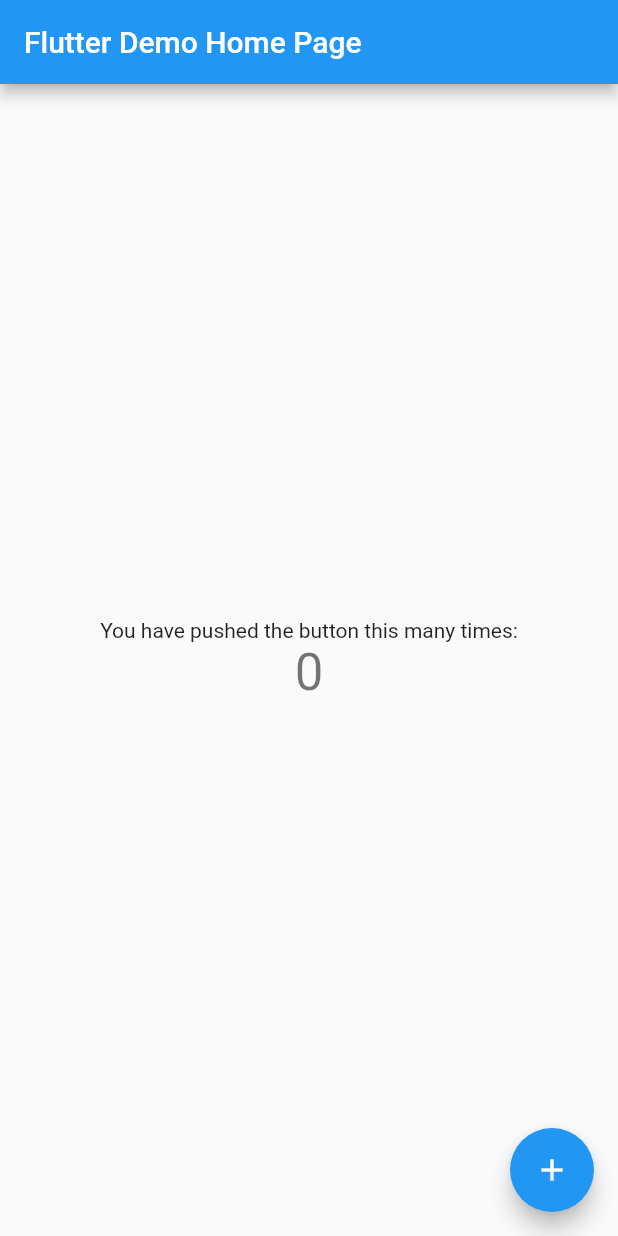
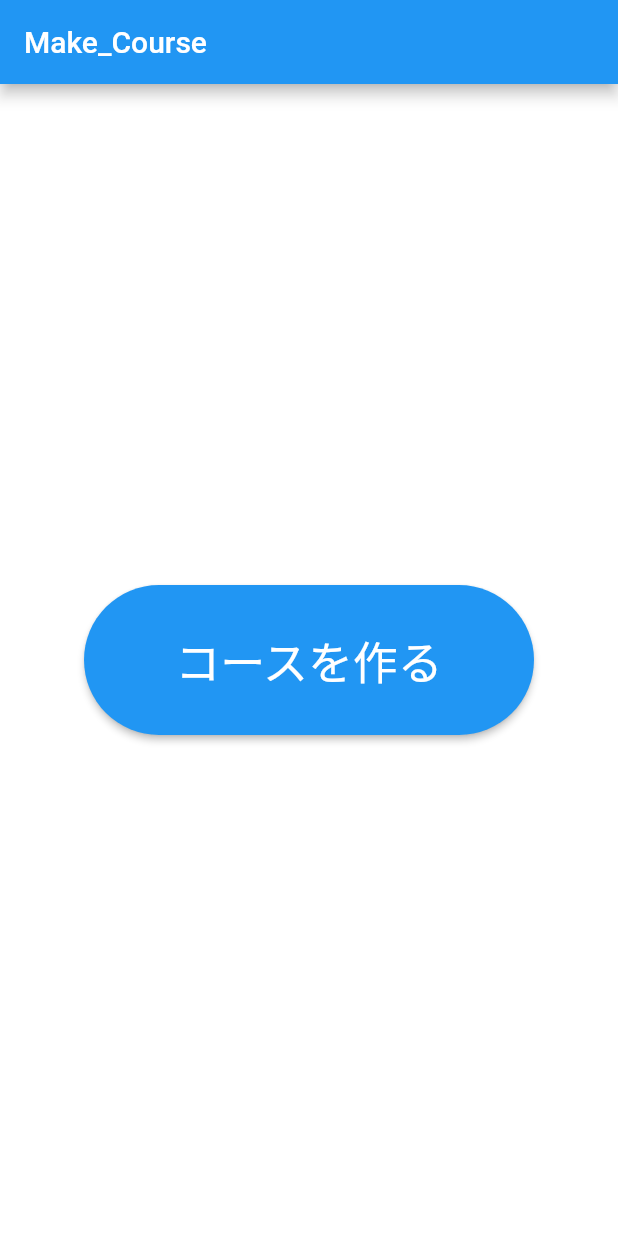
Before and after one commit to kojikokojiko/make_course, a Flutter app: the screen it shows after launch, on a phone screen of 412 x 824 dp. Run offline on Flutter 3.47's test engine with Material 2 defaults, Android fonts, the phone set to English and light mode, and no system bars.

Commit message:
FrontPage作成

```diff
--- a/lib/main.dart
+++ b/lib/main.dart
@@ -1,5 +1,5 @@
 import 'package:flutter/material.dart';
-
+import "screen/frontpage.dart";
 void main() {
   runApp(MyApp());
 }
@@ -9,105 +9,10 @@ class MyApp extends StatelessWidget {
   @override
   Widget build(BuildContext context) {
     return MaterialApp(
-      title: 'Flutter Demo',
       theme: ThemeData(
-        // This is the theme of your application.
-        //
-        // Try running your application with "flutter run". You'll see the
-        // application has a blue toolbar. Then, without quitting the app, try
-        // changing the primarySwatch below to Colors.green and then invoke
-        // "hot reload" (press "r" in the console where you ran "flutter run",
-        // or simply save your changes to "hot reload" in a Flutter IDE).
-        // Notice that the counter didn't reset back to zero; the application
-        // is not restarted.
-        primarySwatch: Colors.blue,
+        primarySwatch: Colors.blue
       ),
-      home: MyHomePage(title: 'Flutter Demo Home Page'),
+      home: FrontPage(),
     );
   }
 }
-
-class MyHomePage extends StatefulWidget {
-  MyHomePage({Key? key, required this.title}) : super(key: key);
-
-  // This widget is the home page of your application. It is stateful, meaning
-  // that it has a State object (defined below) that contains fields that affect
-  // how it looks.
-
-  // This class is the configuration for the state. It holds the values (in this
-  // case the title) provided by the parent (in this case the App widget) and
-  // used by the build method of the State. Fields in a Widget subclass are
-  // always marked "final".
-
-  final String title;
-
-  @override
-  _MyHomePageState createState() => _MyHomePageState();
-}
-
-class _MyHomePageState extends State<MyHomePage> {
-  int _counter = 0;
-
-  void _incrementCounter() {
-    setState(() {
-      // This call to setState tells the Flutter framework that something has
-      // changed in this State, which causes it to rerun the build method below
-      // so that the display can reflect the updated values. If we changed
-      // _counter without calling setState(), then the build method would not be
-      // called again, and so nothing would appear to happen.
-      _counter++;
-    });
-  }
-
-  @override
-  Widget build(BuildContext context) {
-    // This method is rerun every time setState is called, for instance as done
-    // by the _incrementCounter method above.
-    //
-    // The Flutter framework has been optimized to make rerunning build methods
-    // fast, so that you can just rebuild anything that needs updating rather
-    // than having to individually change instances of widgets.
-    return Scaffold(
-      appBar: AppBar(
-        // Here we take the value from the MyHomePage object that was created by
-        // the App.build method, and use it to set our appbar title.
-        title: Text(widget.title),
-      ),
-      body: Center(
-        // Center is a layout widget. It takes a single child and positions it
-        // in the middle of the parent.
-        child: Column(
-          // Column is also a layout widget. It takes a list of children and
-          // arranges them vertically. By default, it sizes itself to fit its
-          // children horizontally, and tries to be as tall as its parent.
-          //
-          // Invoke "debug painting" (press "p" in the console, choose the
-          // "Toggle Debug Paint" action from the Flutter Inspector in Android
-          // Studio, or the "Toggle Debug Paint" command in Visual Studio Code)
-          // to see the wireframe for each widget.
-          //
-          // Column has various properties to control how it sizes itself and
-          // how it positions its children. Here we use mainAxisAlignment to
-          // center the children vertically; the main axis here is the vertical
-          // axis because Columns are vertical (the cross axis would be
-          // horizontal).
-          mainAxisAlignment: MainAxisAlignment.center,
-          children: <Widget>[
-            Text(
-              'You have pushed the button this many times:',
-            ),
-            Text(
-              '$_counter',
-              style: Theme.of(context).textTheme.headline4,
-            ),
-          ],
-        ),
-      ),
-      floatingActionButton: FloatingActionButton(
-        onPressed: _incrementCounter,
-        tooltip: 'Increment',
-        child: Icon(Icons.add),
-      ), // This trailing comma makes auto-formatting nicer for build methods.
-    );
-  }
-}
--- /dev/null
+++ b/lib/screen/frontpage.dart
@@ -0,0 +1,46 @@
+import 'package:flutter/material.dart';
+
+
+
+class FrontPage extends StatelessWidget {
+  @override
+  Widget build(BuildContext context) {
+    return Scaffold(
+      appBar: AppBar(
+        title: const Text("Make_Course"),
+        backgroundColor: Colors.blue,
+      ),
+      backgroundColor: Colors.white,
+      body: Center(
+        child: Container(
+          child: SizedBox(
+            width: 300,
+            height: 100,
+            child: ElevatedButton(
+              child:const Text(
+                  "コースを作る",
+                style: TextStyle(
+                  color: Colors.white,
+                  fontSize: 30,
+
+                ),
+              ),
+              style: ElevatedButton.styleFrom(
+                primary: Colors.blue,
+                onPrimary: Colors.black,
+                shape: RoundedRectangleBorder(
+                  borderRadius: BorderRadius.circular(50),
+                ),
+              ),
+              onPressed: (){
+
+              },
+            ),
+          ),
+
+        ),
+      ),
+    );
+
+  }
+}
```
Also changed, not shown: lib/screen/nextpage.dart (added).
